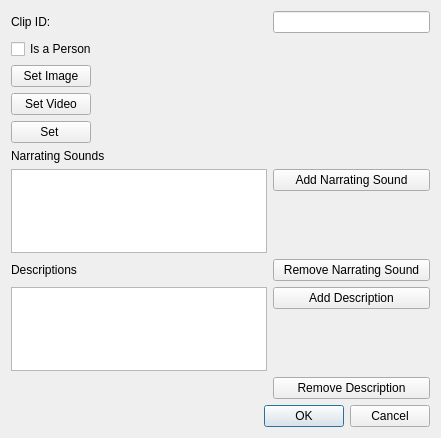
Qt form ui/clipeditor.ui (tdauth/gustavsfairyland) before a commit.
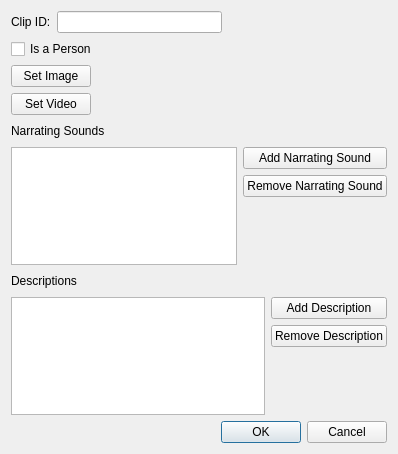
The same form after that commit.

The edit to the form file:
```diff
--- a/ui/clipeditor.ui
+++ b/ui/clipeditor.ui
@@ -6,22 +6,51 @@
    <rect>
     <x>0</x>
     <y>0</y>
-    <width>441</width>
-    <height>438</height>
+    <width>398</width>
+    <height>454</height>
    </rect>
   </property>
   <property name="windowTitle">
    <string>Clip</string>
   </property>
-  <layout class="QFormLayout" name="formLayout">
-   <item row="2" column="0">
+  <layout class="QGridLayout" name="gridLayout">
+   <item row="0" column="0">
+    <layout class="QHBoxLayout" name="horizontalLayout">
+     <item>
+      <widget class="QLabel" name="label">
+       <property name="text">
+        <string>Clip ID:</string>
+       </property>
+      </widget>
+     </item>
+     <item>
+      <widget class="QLineEdit" name="clipIdLineEdit"/>
+     </item>
+     <item>
+      <spacer name="horizontalSpacer_7">
+       <property name="orientation">
+        <enum>Qt::Horizontal</enum>
+       </property>
+       <property name="sizeHint" stdset="0">
+        <size>
+         <width>40</width>
+         <height>20</height>
+        </size>
+       </property>
+      </spacer>
+     </item>
+    </layout>
+   </item>
+   <item row="1" column="0">
+    <layout class="QHBoxLayout" name="horizontalLayout_2">
+     <item>
     <widget class="QCheckBox" name="isAPersonCheckBox">
      <property name="text">
       <string>Is a Person</string>
      </property>
     </widget>
    </item>
-   <item row="2" column="1">
+     <item>
     <spacer name="horizontalSpacer">
      <property name="orientation">
       <enum>Qt::Horizontal</enum>
@@ -34,7 +63,9 @@
      </property>
     </spacer>
    </item>
-   <item row="3" column="0" colspan="2">
+    </layout>
+   </item>
+   <item row="2" column="0">
     <layout class="QHBoxLayout" name="horizontalLayout_3">
      <item>
       <widget class="QPushButton" name="imagePushButton">
@@ -65,7 +96,7 @@
      </item>
     </layout>
    </item>
-   <item row="4" column="0" colspan="2">
+   <item row="3" column="0">
     <layout class="QHBoxLayout" name="horizontalLayout_4">
      <item>
       <widget class="QPushButton" name="videoPushButton">
@@ -89,94 +120,147 @@
      </item>
     </layout>
    </item>
-   <item row="5" column="0" colspan="2">
-    <layout class="QHBoxLayout" name="horizontalLayout_5">
-     <item>
-      <widget class="QPushButton" name="narratorVideoPushButton">
-       <property name="text">
-        <string>Set </string>
-       </property>
-      </widget>
-     </item>
+   <item row="4" column="0">
+    <layout class="QHBoxLayout" name="horizontalLayout_5"/>
+   </item>
+   <item row="5" column="0">
+    <layout class="QVBoxLayout" name="verticalLayout_2">
      <item>
-      <spacer name="horizontalSpacer_3">
-       <property name="orientation">
-        <enum>Qt::Horizontal</enum>
-       </property>
-       <property name="sizeHint" stdset="0">
-        <size>
-         <width>40</width>
-         <height>20</height>
-        </size>
-       </property>
-      </spacer>
-     </item>
-    </layout>
-   </item>
-   <item row="6" column="0" colspan="2">
+      <layout class="QHBoxLayout" name="horizontalLayout_7">
+       <item>
     <widget class="QLabel" name="label_2">
      <property name="text">
       <string>Narrating Sounds</string>
      </property>
     </widget>
    </item>
-   <item row="7" column="0">
+       <item>
+        <spacer name="horizontalSpacer_5">
+         <property name="orientation">
+          <enum>Qt::Horizontal</enum>
+         </property>
+         <property name="sizeHint" stdset="0">
+          <size>
+           <width>40</width>
+           <height>20</height>
+          </size>
+         </property>
+        </spacer>
+       </item>
+      </layout>
+     </item>
+     <item>
+      <layout class="QHBoxLayout" name="horizontalLayout_6">
+       <item>
     <widget class="QListWidget" name="narratingSoundsListWidget"/>
    </item>
-   <item row="7" column="1">
+       <item>
+        <layout class="QVBoxLayout" name="verticalLayout">
+         <item>
     <widget class="QPushButton" name="addNarratingSoundPushButton">
      <property name="text">
       <string>Add Narrating Sound</string>
      </property>
     </widget>
    </item>
-   <item row="8" column="0">
-    <widget class="QLabel" name="label_3">
-     <property name="text">
-      <string>Descriptions</string>
-     </property>
-    </widget>
-   </item>
-   <item row="8" column="1">
+         <item>
     <widget class="QPushButton" name="removeNarratingSoundPushButton">
      <property name="text">
       <string>Remove Narrating Sound</string>
      </property>
     </widget>
    </item>
-   <item row="9" column="0">
+         <item>
+          <spacer name="verticalSpacer_2">
+           <property name="orientation">
+            <enum>Qt::Vertical</enum>
+           </property>
+           <property name="sizeHint" stdset="0">
+            <size>
+             <width>20</width>
+             <height>40</height>
+            </size>
+           </property>
+          </spacer>
+         </item>
+        </layout>
+       </item>
+      </layout>
+     </item>
+    </layout>
+   </item>
+   <item row="7" column="0">
+    <widget class="QDialogButtonBox" name="buttonBox">
+     <property name="standardButtons">
+      <set>QDialogButtonBox::Cancel|QDialogButtonBox::Ok</set>
+     </property>
+    </widget>
+   </item>
+   <item row="6" column="0">
+    <layout class="QVBoxLayout" name="verticalLayout_4">
+     <item>
+      <layout class="QHBoxLayout" name="horizontalLayout_8">
+       <item>
+        <widget class="QLabel" name="label_3">
+         <property name="text">
+          <string>Descriptions</string>
+         </property>
+        </widget>
+       </item>
+       <item>
+        <spacer name="horizontalSpacer_6">
+         <property name="orientation">
+          <enum>Qt::Horizontal</enum>
+         </property>
+         <property name="sizeHint" stdset="0">
+          <size>
+           <width>40</width>
+           <height>20</height>
+          </size>
+         </property>
+        </spacer>
+       </item>
+      </layout>
+     </item>
+     <item>
+      <layout class="QHBoxLayout" name="horizontalLayout_9">
+       <item>
     <widget class="QListWidget" name="descriptionsListWidget"/>
    </item>
-   <item row="9" column="1">
+       <item>
+        <layout class="QVBoxLayout" name="verticalLayout_3">
+         <item>
     <widget class="QPushButton" name="addDescriptionPushButton">
      <property name="text">
       <string>Add Description</string>
      </property>
     </widget>
    </item>
-   <item row="10" column="1">
+         <item>
     <widget class="QPushButton" name="removeDescriptionPushButton">
      <property name="text">
       <string>Remove Description</string>
      </property>
     </widget>
    </item>
-   <item row="11" column="0" colspan="2">
-    <widget class="QDialogButtonBox" name="buttonBox">
-     <property name="standardButtons">
-      <set>QDialogButtonBox::Cancel|QDialogButtonBox::Ok</set>
-     </property>
-    </widget>
-   </item>
-   <item row="1" column="0">
-    <widget class="QLabel" name="label">
-     <property name="text">
-      <string>Clip ID:</string>
-     </property>
-    </widget>
-   </item>
-   <item row="1" column="1">
-    <widget class="QLineEdit" name="clipIdLineEdit"/>
+         <item>
+          <spacer name="verticalSpacer">
+           <property name="orientation">
+            <enum>Qt::Vertical</enum>
+           </property>
+           <property name="sizeHint" stdset="0">
+            <size>
+             <width>20</width>
+             <height>40</height>
+            </size>
+           </property>
+          </spacer>
+         </item>
+        </layout>
+       </item>
+      </layout>
+     </item>
+    </layout>
    </item>
   </layout>
  </widget>
```
Left out of the diff: 7 changed lines with no effect on the pictures. Lines whose indentation alone changed are shown as unchanged.
